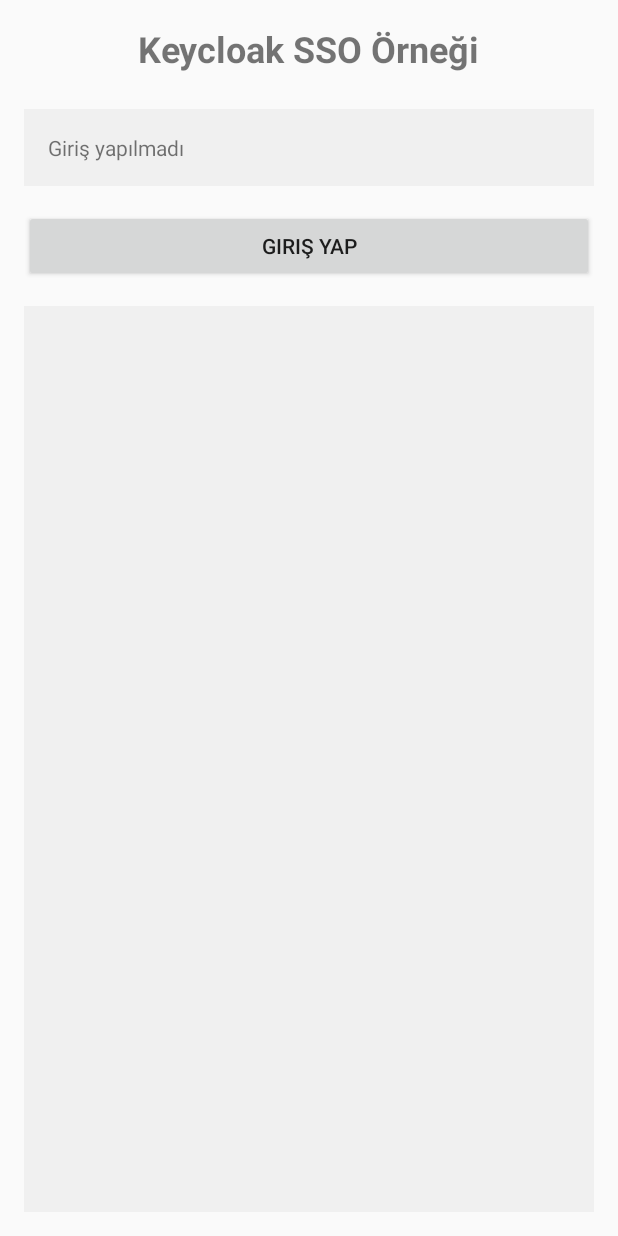
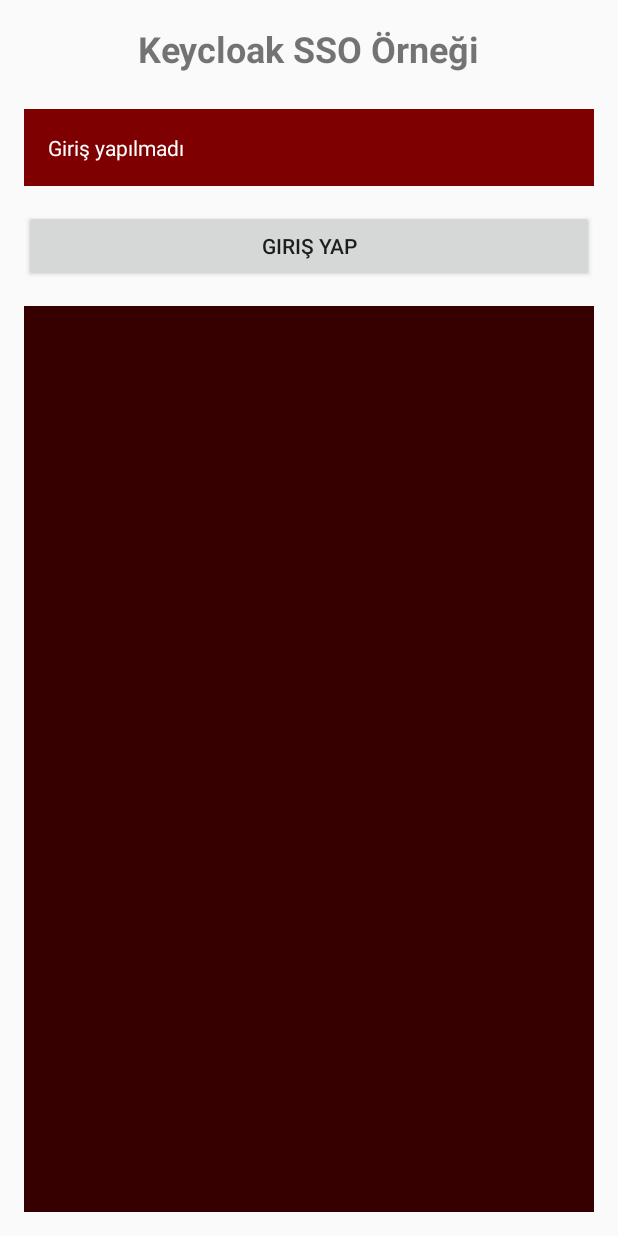
Before and after one commit to Thetatanga01/keycloak-multiple-projects, an Android app built with Jetpack Compose: the screen it shows after launch (MainActivity), on a phone screen of 412 x 824 dp. Run offline under Robolectric (Android 15) with nearby library versions, the phone set to English and light mode, and no system bars; libraries missing offline, so code that uses them is left out: net.openid.appauth; 6 statements that could not run were skipped.

Commit message:
change: android renklendirme

```diff
--- a/third_android/app/src/main/java/uk/guven/third/api/ApiClient.kt
+++ b/third_android/app/src/main/java/uk/guven/third/api/ApiClient.kt
@@ -6,7 +6,7 @@ import retrofit2.http.GET
 import retrofit2.http.Header
 
 interface ApiService {
-    @GET("realms/guven_realm/protocol/openid-connect/userinfo")
+    @GET("https://secondbackend.guven.uk/api/user")
     suspend fun getUserInfo(@Header("Authorization") auth: String): Map<String, Any>
 
     @GET("/api/resources")
--- a/third_android/app/src/main/res/layout/activity_main.xml
+++ b/third_android/app/src/main/res/layout/activity_main.xml
@@ -23,10 +23,12 @@
         android:layout_width="match_parent"
         android:layout_height="wrap_content"
         android:layout_marginTop="24dp"
-        android:background="#F0F0F0"
+        android:background="#7E0000"
         android:padding="16dp"
         android:text="Giriş yapılmadı"
-        app:layout_constraintTop_toBottomOf="@id/title_text" />
+        android:textColor="#FFFEFE"
+        app:layout_constraintTop_toBottomOf="@id/title_text"
+        tools:layout_editor_absoluteX="16dp" />
 
     <Button
         android:id="@+id/login_button"
@@ -59,11 +61,13 @@
         android:layout_width="match_parent"
         android:layout_height="0dp"
         android:layout_marginTop="16dp"
-        android:background="#F0F0F0"
+        android:background="#370000"
         android:padding="16dp"
         android:scrollbars="vertical"
+        android:textColor="#FFFFFF"
         app:layout_constraintBottom_toBottomOf="parent"
-        app:layout_constraintTop_toBottomOf="@id/api_call_button" />
+        app:layout_constraintTop_toBottomOf="@id/api_call_button"
+        tools:layout_editor_absoluteX="16dp" />
 
     <ProgressBar
         android:id="@+id/progress_bar"
```
Also changed, not shown: 9 other files.
